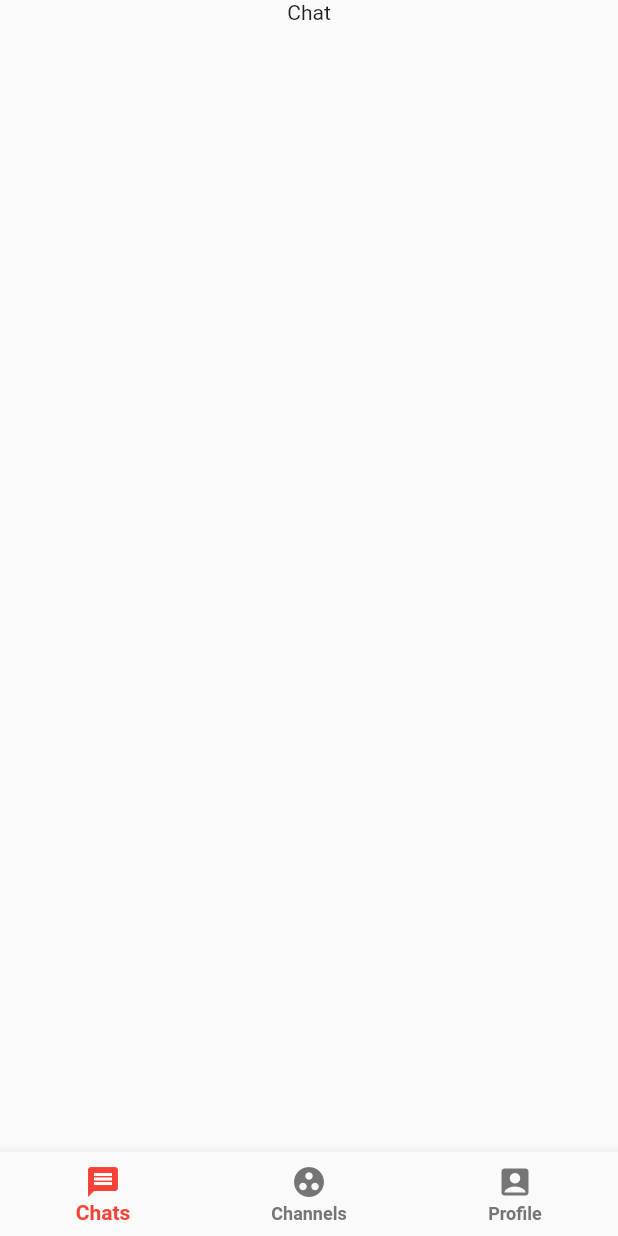
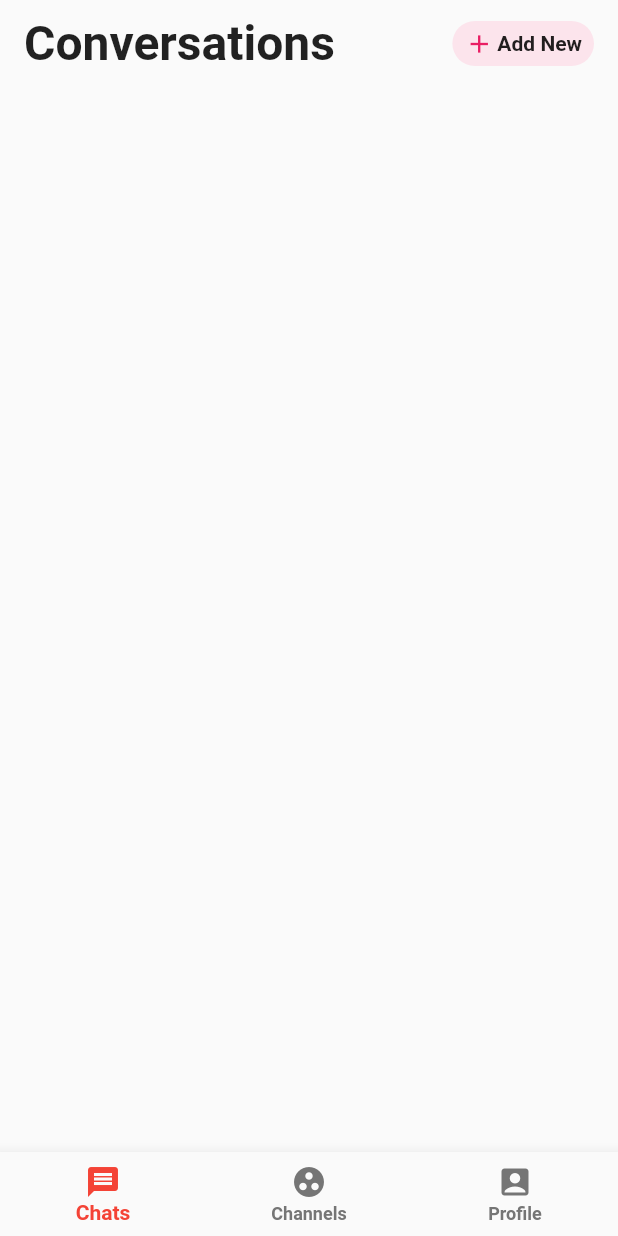
Before and after one commit to ron93/archives, a Flutter app: the screen it shows after launch, on a phone screen of 412 x 824 dp. Run offline on Flutter 3.47's test engine with Material 2 defaults, Android fonts, the phone set to English and light mode, and no system bars.

Commit message:
ChatPage: convesation list header

```diff
--- a/lib/screens/chatPage.dart
+++ b/lib/screens/chatPage.dart
@@ -10,7 +10,41 @@ class _ChatPageState extends State<ChatPage>{
   Widget build(BuildContext context) {
     return Scaffold(
       body: SingleChildScrollView(
-        child: Center(child: Text("Chat")),
+        physics: BouncingScrollPhysics(),
+        child: Column(
+          crossAxisAlignment: CrossAxisAlignment.start,
+          children: <Widget>[
+            SafeArea(
+              child: Padding(
+                padding: EdgeInsets.only(left: 16, right: 16, top: 10),
+                child: Row(
+                  mainAxisAlignment: MainAxisAlignment.spaceBetween,
+                  children: <Widget>[
+                    Text("Conversations", style: TextStyle(
+                        fontSize: 32, fontWeight: FontWeight.bold),),
+                    Container(
+                      padding: EdgeInsets.only(
+                          left: 8, right: 8, top: 2, bottom: 2),
+                      height: 30,
+                      decoration: BoxDecoration(
+                        borderRadius: BorderRadius.circular(30),
+                        color: Colors.pink[50],
+                      ),
+                      child: Row(
+                        children: <Widget>[
+                          Icon(Icons.add, color: Colors.pink, size: 20,),
+                          SizedBox(width: 2,),
+                          Text("Add New", style: TextStyle(
+                              fontSize: 14, fontWeight: FontWeight.bold),),
+                        ],
+                      ),
+                    )
+                  ],
+                ),
+              ),
+            ),
+          ],
+        ),
       ),
     );
   }
```
